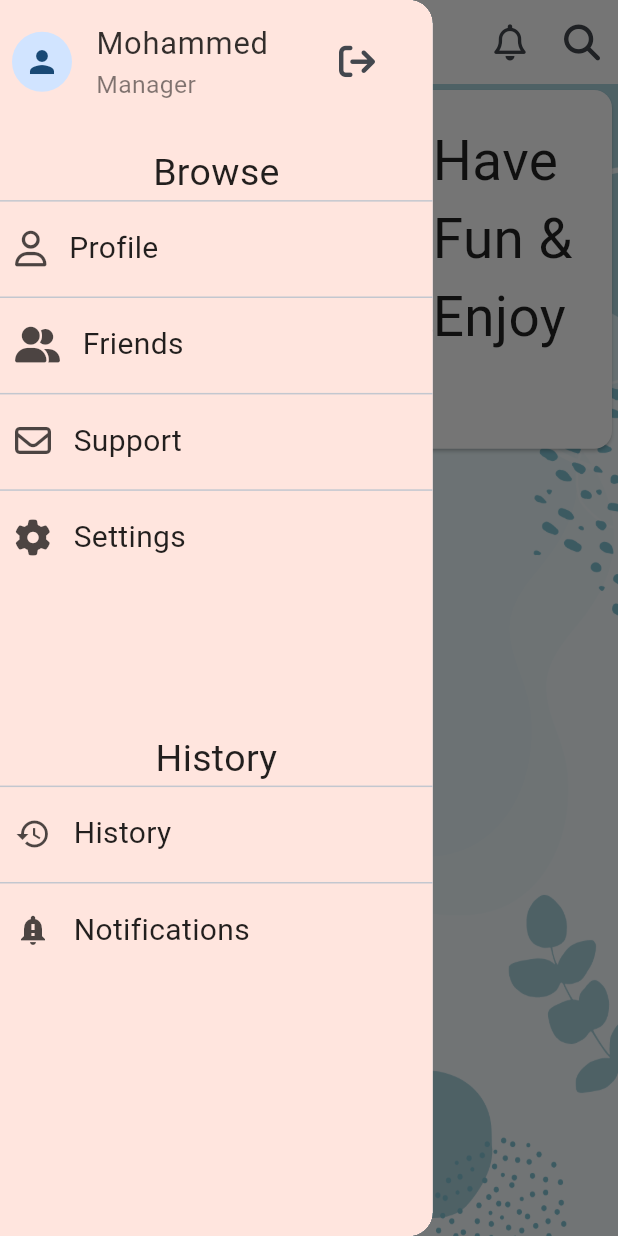
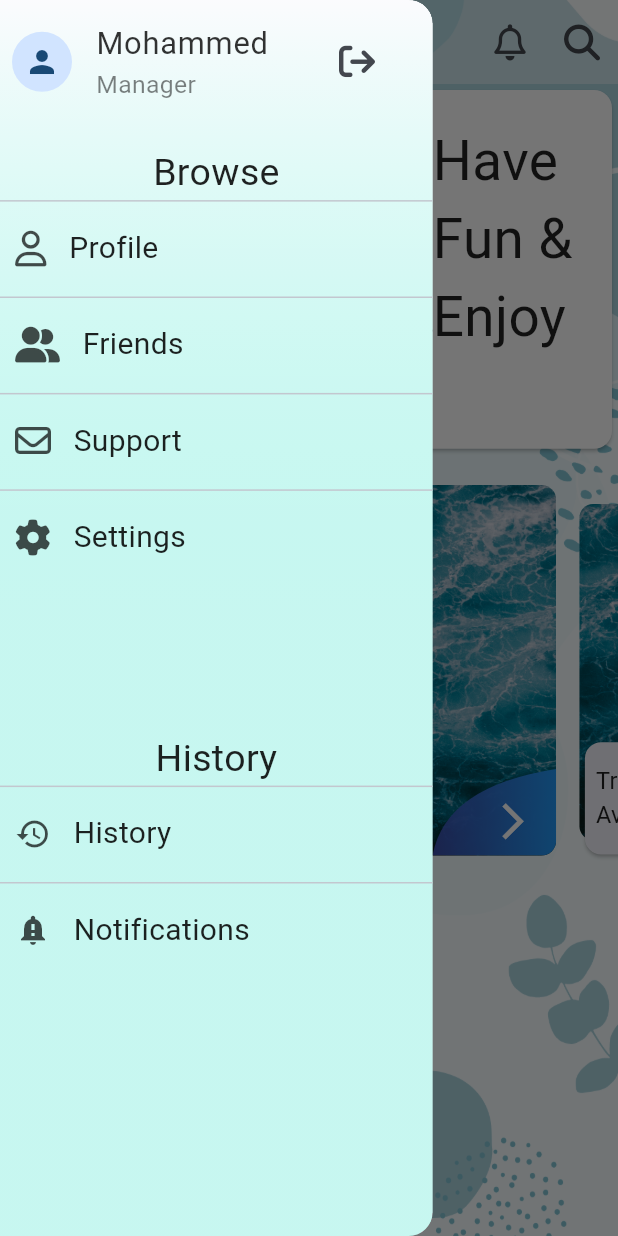
Before and after one commit to Mohammed-AboLEneen/fun-tourism, a Flutter app: the HomePage screen opened directly, with the side drawer open, on a phone screen of 412 x 824 dp. Run offline on Flutter 3.47's test engine with Material 2 defaults, Android fonts, the phone set to English and light mode, and no system bars; drawn by our look-alikes of carousel_slider; our stand-ins replace bloc, firebase_auth, firebase_core, flutter_bloc, flutter_screenutil, flutter_svg and 6 more; accounts and stored records are empty; network calls fail; Roboto replaces fonts that are missing (Abel, Actor, Tajawal).

Commit message:
add slider banner in home screen ui

```diff
--- /dev/null
+++ b/lib/cores/methods/slider_banner_options.dart
@@ -0,0 +1,17 @@
+import 'package:carousel_slider/carousel_options.dart';
+import 'package:flutter/cupertino.dart';
+
+CarouselOptions carouselOptions(context, double h) {
+  return CarouselOptions(
+    height: h * .33,
+    aspectRatio: 16 / 9,
+    viewportFraction: .8,
+    initialPage: 0,
+    enableInfiniteScroll: true,
+    reverse: false,
+    autoPlayCurve: Curves.fastOutSlowIn,
+    enlargeCenterPage: true,
+    enlargeFactor: 0.25,
+    scrollDirection: Axis.horizontal,
+  );
+}
--- a/lib/cores/utils/images.dart
+++ b/lib/cores/utils/images.dart
@@ -1,10 +1,12 @@
 class ImagesClass {
-  static String logoImage = 'assets/images/Blue Travel Logo.svg';
-  static String welcomeImage = 'assets/images/blue white see.png';
-  static String throughDesertImage = 'assets/images/through_the_desert.svg';
-  static String travelBookingImage = 'assets/images/travel_booking.svg';
-  static String travelsImage = 'assets/images/travelers.svg';
-  static String googleLogoImage = 'assets/images/PixCut-removebg_thumbnail.png';
-  static String homeBgImage = 'assets/images/Blue Minimalist.png';
-  static String homeWelcomeImage = 'assets/images/undraw_welcoming_re_x0qo.svg';
+  static String logoSvgImage = 'assets/images/Blue Travel Logo.svg';
+  static String welcomePngImage = 'assets/images/blue white see.png';
+  static String throughDesertSvgImage = 'assets/images/through_the_desert.svg';
+  static String travelBookingSvgImage = 'assets/images/travel_booking.svg';
+  static String travelsSvgImage = 'assets/images/travelers.svg';
+  static String googleLogoPngImage =
+      'assets/images/PixCut-removebg_thumbnail.png';
+  static String homeBgPngImage = 'assets/images/Blue Minimalist.png';
+  static String homeWelcomeSvgImage =
+      'assets/images/undraw_welcoming_re_x0qo.svg';
 }
--- a/lib/features/authentication/presentation/view/authentcation.dart
+++ b/lib/features/authentication/presentation/view/authentcation.dart
@@ -64,7 +64,7 @@ class _AuthenticationScreenState extends State<AuthenticationScreen> {
                   alignment: Alignment.bottomCenter,
                   children: [
                     Image.asset(
-                      ImagesClass.welcomeImage,
+                      ImagesClass.welcomePngImage,
                       fit: BoxFit.fill,
                       height: h,
                       width: w,
--- a/lib/features/authentication/presentation/view/widgets/login_page.dart
+++ b/lib/features/authentication/presentation/view/widgets/login_page.dart
@@ -104,7 +104,7 @@ class _LoginPageState extends State<LoginPage> {
                               child: Row(
                                 children: [
                                   Image.asset(
-                                    ImagesClass.googleLogoImage,
+                                    ImagesClass.googleLogoPngImage,
                                     fit: BoxFit.cover,
                                   ),
                                   const Spacer(),
@@ -171,6 +171,11 @@ class _LoginPageState extends State<LoginPage> {
                       ],
                     ),
                   ),
+                ),
+                SliverToBoxAdapter(
+                  child: SizedBox(
+                    height: MediaQuery.of(context).viewInsets.bottom,
+                  ),
                 )
               ],
             ));
--- a/lib/features/home/presentation/view/home_page.dart
+++ b/lib/features/home/presentation/view/home_page.dart
@@ -1,3 +1,4 @@
+import 'package:carousel_slider/carousel_slider.dart';
 import 'package:flutter/material.dart';
 import 'package:flutter_screenutil/flutter_screenutil.dart';
 import 'package:flutter_svg/svg.dart';
@@ -5,6 +6,7 @@ import 'package:font_awesome_flutter/font_awesome_flutter.dart';
 import 'package:fun_adventure/features/home/presentation/view/widgets/home_page_menu.dart';
 import 'package:google_fonts/google_fonts.dart';
 
+import '../../../../cores/methods/slider_banner_options.dart';
 import '../../../../cores/utils/images.dart';
 
 class HomePage extends StatelessWidget {
@@ -18,7 +20,7 @@ class HomePage extends StatelessWidget {
     return Container(
         decoration: BoxDecoration(
           image: DecorationImage(
-              image: AssetImage(ImagesClass.homeBgImage), fit: BoxFit.fill),
+              image: AssetImage(ImagesClass.homeBgPngImage), fit: BoxFit.fill),
         ),
         child: Scaffold(
           backgroundColor: Colors.transparent,
@@ -31,10 +33,8 @@ class HomePage extends StatelessWidget {
                     'FunTourism',
                     style: GoogleFonts.actor(),
                   ),
-                  background: Container(
-                    color: Colors.white,
-                  ),
                 ),
+                backgroundColor: Colors.white.withOpacity(.4),
                 actions: [
                   IconButton(
                       onPressed: () {},
@@ -47,7 +47,7 @@ class HomePage extends StatelessWidget {
                 floating: true,
                 snap: true,
               ),
-              SliverFillRemaining(
+              SliverToBoxAdapter(
                 child: Column(
                   crossAxisAlignment: CrossAxisAlignment.stretch,
                   children: [
@@ -68,7 +68,7 @@ class HomePage extends StatelessWidget {
                                 width: w * .7,
                                 height: h * .28,
                                 child: SvgPicture.asset(
-                                  ImagesClass.homeWelcomeImage,
+                                  ImagesClass.homeWelcomeSvgImage,
                                   fit: BoxFit.cover,
                                 ),
                               ),
@@ -88,8 +88,150 @@ class HomePage extends StatelessWidget {
                   ],
                 ),
               ),
+              const SliverToBoxAdapter(
+                child: SizedBox(
+                  height: 20,
+                ),
+              ),
+              SliverToBoxAdapter(
+                child: CarouselSlider.builder(
+                  options: carouselOptions(context, h),
+                  itemCount: 5,
+                  itemBuilder:
+                      (BuildContext context, int index, int realIndex) {
+                    return TravelsCards();
+                  },
+                ),
+              )
             ],
           ),
         ));
   }
 }
+
+class TravelsCards extends StatelessWidget {
+  const TravelsCards({super.key});
+
+  @override
+  Widget build(BuildContext context) {
+    double h = MediaQuery.of(context).size.height;
+    double w = MediaQuery.of(context).size.width;
+
+    return SizedBox(
+      height: h * .32,
+      width: w * .8,
+      child: Stack(
+        children: [
+          SizedBox(
+            height: h * .3,
+            width: w * .8,
+            child: Stack(
+              children: [
+                Container(
+                  decoration: BoxDecoration(
+                      borderRadius: const BorderRadius.all(Radius.circular(10)),
+                      image: DecorationImage(
+                        image: AssetImage(
+                          ImagesClass.welcomePngImage,
+                        ),
+                        fit: BoxFit.cover,
+                      )),
+                ),
+                Align(
+                  alignment: Alignment.topCenter,
+                  child: Container(
+                      decoration: BoxDecoration(
+                        borderRadius: const BorderRadius.only(
+                          bottomRight: Radius.circular(20),
+                          bottomLeft: Radius.circular(20),
+                        ),
+                        color: Colors.indigo.withOpacity(.5),
+                      ),
+                      padding: const EdgeInsets.symmetric(horizontal: 10),
+                      child: Text(
+                        'Marsa Matroh',
+                        style: GoogleFonts.lobster(
+                          fontSize: h * .028,
+                          color: Colors.white,
+                        ),
+                      )),
+                ),
+                Align(
+                  alignment: Alignment.bottomRight,
+                  child: ClipPath(
+                    clipper: MyCustomClipper(),
+                    child: Container(
+                      decoration: BoxDecoration(
+                          borderRadius: const BorderRadius.only(
+                              bottomRight: Radius.circular(10)),
+                          gradient: LinearGradient(colors: [
+                            Colors.indigo.withOpacity(.9),
+                            Colors.blue
+                          ])),
+                      width: w * .2,
+                      height: h * .07,
+                      child: Padding(
+                        padding: EdgeInsets.only(
+                            top: (h * .07) * .2, left: (w * .2) * .3),
+                        child: Icon(
+                          Icons.arrow_forward_ios_outlined,
+                          color: Colors.white,
+                          size: w * .07,
+                        ),
+                      ),
+                    ),
+                  ),
+                ),
+              ],
+            ),
+          ),
+          Positioned(
+            bottom: 10,
+            child: Container(
+              height: h * .11,
+              constraints: BoxConstraints(
+                maxHeight: h * .11,
+              ),
+              child: Card(
+                child: Padding(
+                  padding:
+                      const EdgeInsets.symmetric(horizontal: 8.0, vertical: 8),
+                  child: Column(
+                    crossAxisAlignment: CrossAxisAlignment.start,
+                    mainAxisAlignment: MainAxisAlignment.center,
+                    children: [
+                      Text(
+                        'Travel Price: 18\$',
+                        style: TextStyle(fontSize: h * .021),
+                      ),
+                      Text(
+                        'Available Places: 5',
+                        style: TextStyle(fontSize: h * .021),
+                      ),
+                    ],
+                  ),
+                ),
+              ),
+            ),
+          )
+        ],
+      ),
+    );
+  }
+}
+
+class MyCustomClipper extends CustomClipper<Path> {
+  @override
+  Path getClip(Size size) {
+    final path = Path();
+    // Define the shape of the clipper path
+    path.moveTo(0, size.height);
+    path.quadraticBezierTo(size.width * .1, size.height * .2, size.width, 0);
+    path.lineTo(size.width, size.height);
+    path.close();
+    return path;
+  }
+
+  @override
+  bool shouldReclip(CustomClipper<Path> oldClipper) => true;
+}
--- /dev/null
+++ b/lib/features/home/presentation/view/widgets/banner_slider.dart
@@ -0,0 +1,32 @@
+import 'package:carousel_slider/carousel_slider.dart';
+import 'package:flutter/cupertino.dart';
+
+import '../home_page.dart';
+
+class SliderBanner extends StatelessWidget {
+  const SliderBanner({super.key});
+
+  @override
+  Widget build(BuildContext context) {
+    double h = MediaQuery.of(context).size.height;
+
+    return CarouselSlider.builder(
+      options: CarouselOptions(
+        height: h * .33,
+        aspectRatio: 16 / 9,
+        viewportFraction: 0.8,
+        initialPage: 0,
+        enableInfiniteScroll: true,
+        reverse: false,
+        autoPlayCurve: Curves.fastOutSlowIn,
+        enlargeCenterPage: true,
+        enlargeFactor: 0.25,
+        scrollDirection: Axis.horizontal,
+      ),
+      itemCount: 5,
+      itemBuilder: (BuildContext context, int index, int realIndex) {
+        return TravelsCards();
+      },
+    );
+  }
+}
--- a/lib/features/home/presentation/view/widgets/home_page_menu.dart
+++ b/lib/features/home/presentation/view/widgets/home_page_menu.dart
@@ -18,7 +18,18 @@ class HomeMenu extends StatelessWidget {
             width: MediaQuery.of(context).size.width * .7,
             child: Container(
               width: MediaQuery.of(context).size.width * .6,
-              color: const Color(0xffFFE5DE),
+              decoration: BoxDecoration(
+                  gradient: LinearGradient(
+                      begin: Alignment.topCenter,
+                      end: Alignment.bottomCenter,
+                      colors: [
+                    Colors.white.withOpacity(.7),
+                    Colors.tealAccent.withOpacity(.3)
+                  ],
+                      stops: [
+                    0,
+                    .5
+                  ])),
               child: SafeArea(
                 child: Column(
                   children: [
--- a/lib/features/home/presentation/view/widgets/item_menu.dart
+++ b/lib/features/home/presentation/view/widgets/item_menu.dart
@@ -34,7 +34,7 @@ class _MenuItemState extends State<MenuItem> {
               AnimatedContainer(
                 duration: const Duration(milliseconds: 300),
                 decoration: BoxDecoration(
-                    color: Colors.white.withOpacity(.7),
+                    color: Colors.white.withOpacity(.6),
                     borderRadius: BorderRadius.circular(10)),
                 height: MediaQuery.of(context).size.height * .075,
                 width: widget.isSelected
--- a/lib/features/onboarding/presentation/view/onboarding.dart
+++ b/lib/features/onboarding/presentation/view/onboarding.dart
@@ -104,17 +104,17 @@ class _OnBoardingPageState extends State<OnBoardingPage>
                 PageViewItem(
                   height: h,
                   width: w,
-                  imagePath: ImagesClass.travelsImage,
+                  imagePath: ImagesClass.travelsSvgImage,
                 ),
                 PageViewItem(
                   height: h,
                   width: w,
-                  imagePath: ImagesClass.travelBookingImage,
+                  imagePath: ImagesClass.travelBookingSvgImage,
                 ),
                 PageViewItem(
                   height: h,
                   width: w,
-                  imagePath: ImagesClass.throughDesertImage,
+                  imagePath: ImagesClass.throughDesertSvgImage,
                 ),
               ],
             ),
--- a/lib/features/splash/presentation/view/widgets/splash_body.dart
+++ b/lib/features/splash/presentation/view/widgets/splash_body.dart
@@ -47,7 +47,7 @@ class _SplashViewBodyState extends State<SplashViewBody>
                   return SizedBox(
                     height: (h * .1 * _animationController.value) + h * .3,
                     child: SvgPicture.asset(
-                      ImagesClass.logoImage,
+                      ImagesClass.logoSvgImage,
                     ),
                   );
                 })
--- a/pubspec.yaml
+++ b/pubspec.yaml
@@ -54,6 +54,7 @@ dependencies:
   firebase_core: ^2.15.1
   firebase_storage: ^11.2.6
   cloud_firestore: ^4.9.1
+  carousel_slider: ^4.2.1
 
 
 dev_dependencies:
```
Also changed, not shown: pubspec.lock.
